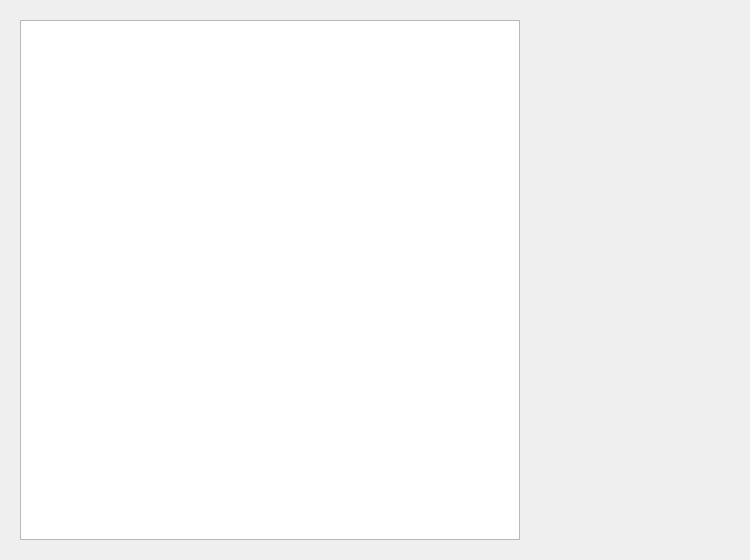
Old version of the form vstreamer/client/list/DirectoryInfoView.ui in the repository As-You-Like/video-streamer.
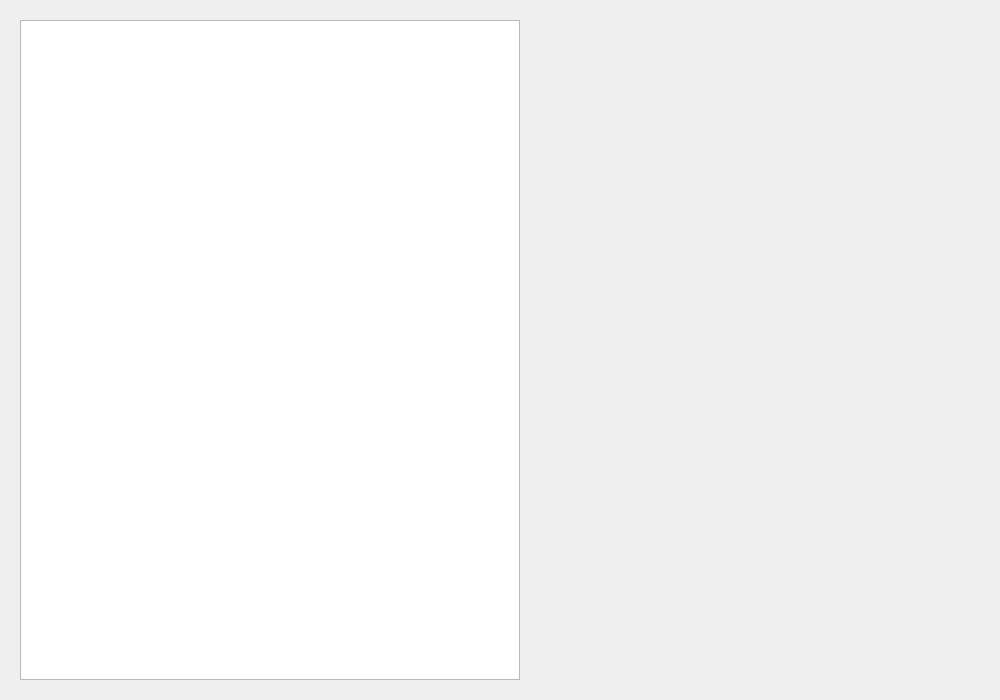
New version of the form. Custom widgets are drawn as their Qt base class.

```diff
--- a/vstreamer/client/list/DirectoryInfoView.ui
+++ b/vstreamer/client/list/DirectoryInfoView.ui
@@ -6,8 +6,8 @@
    <rect>
     <x>0</x>
     <y>0</y>
-    <width>750</width>
-    <height>560</height>
+    <width>1000</width>
+    <height>700</height>
    </rect>
   </property>
   <property name="windowTitle">
@@ -36,6 +36,12 @@
        <property name="enabled">
         <bool>true</bool>
        </property>
+       <property name="minimumSize">
+        <size>
+         <width>450</width>
+         <height>0</height>
+        </size>
+       </property>
        <property name="horizontalScrollBarPolicy">
         <enum>Qt::ScrollBarAlwaysOff</enum>
        </property>
@@ -72,10 +78,16 @@
          <widget name="properties_widget" class="PropertiesWidget" native="true">
              <property name="minimumSize">
                  <size>
-                     <width>200</width>
+         <width>450</width>
                      <height>0</height>
                  </size>
              </property>
+       <property name="maximumSize">
+        <size>
+         <width>450</width>
+         <height>16777215</height>
+        </size>
+       </property>
          </widget>
      </item>
     </layout>
```
Left out of the diff: 2 changed lines with no effect on the pictures. Lines whose indentation alone changed are shown as unchanged.
